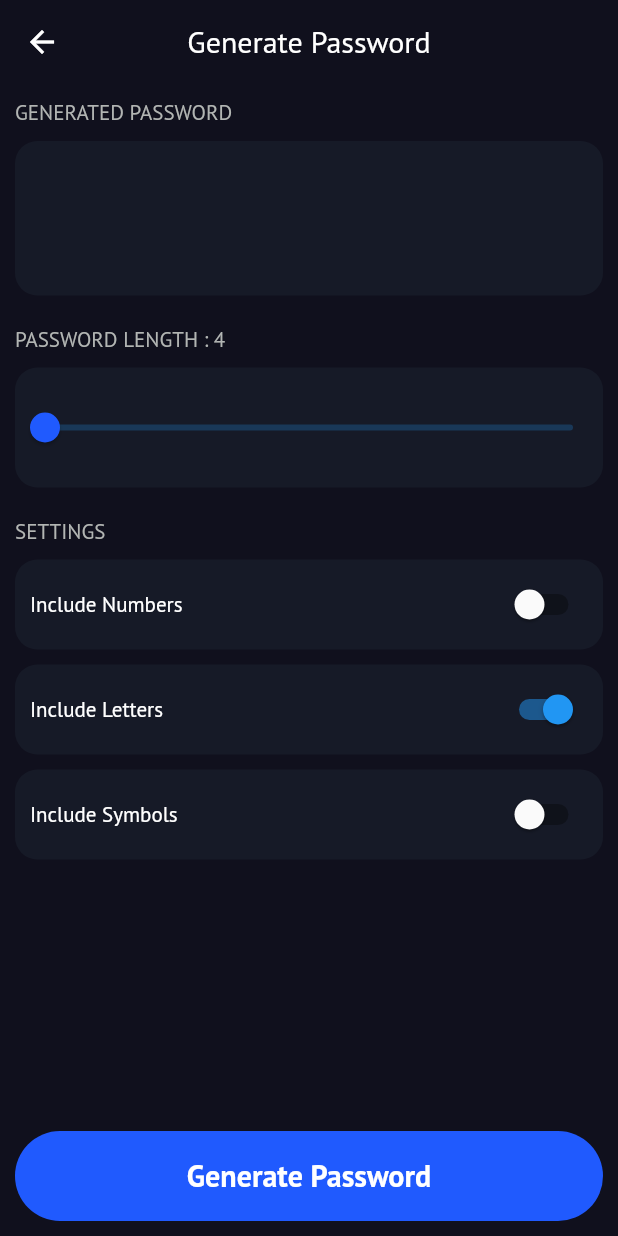
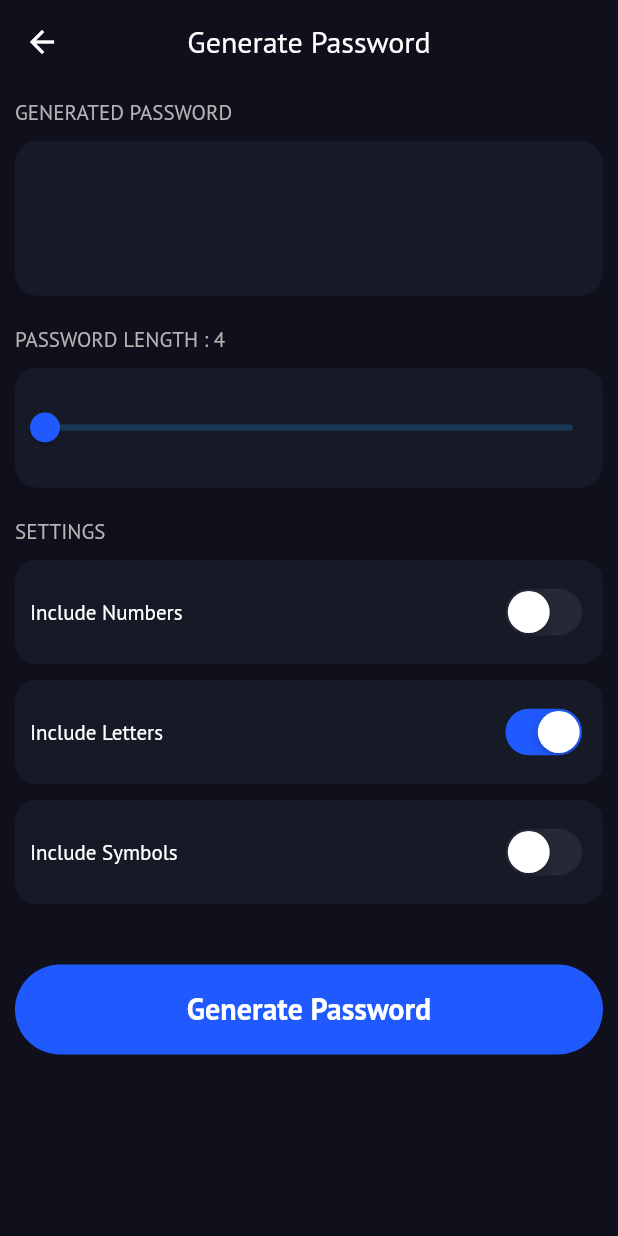
Before and after one commit to Jayakrishnan-manoj/Guardian, a Flutter app: the GeneratePasswordPage screen opened directly, on a phone screen of 412 x 824 dp. Run offline on Flutter 3.47's test engine with Material 3 defaults, Android fonts, the phone set to English and light mode, and no system bars; our stand-ins replace animated_text_kit, flutter_secure_storage, fluttertoast, font_awesome_flutter, gap, go_router and 5 more; missing offline and left inert: encrypt; accounts and stored records are empty; generated files the repository leaves out were written again; statements that could not run were skipped.

```diff
--- a/lib/view/constants/colors.dart
+++ b/lib/view/constants/colors.dart
@@ -7,5 +7,8 @@ class AppColors {
   static const Color scaffoldBackgroundColor = Color(0xFF10101d);
   static const Color tileColor = Color(0xFF161a27);
   static const Color subTextColor = Color(0xFFB2B5B3);
-  static const Color greenAppColor = Color(0xFF205afe);
+  static const Color blueAppColor = Color(0xFF205afe);
+
+
+  //static const Color scaffoldBackgroundColor = Color(0xFFD2E2DF);
 }
--- a/lib/view/screens/generate_password_page.dart
+++ b/lib/view/screens/generate_password_page.dart
@@ -94,7 +94,7 @@ class _GeneratePasswordPageState extends State<GeneratePasswordPage> {
                         },
                         icon: Icon(
                           FontAwesomeIcons.copy,
-                          color: AppColors.greenAppColor,
+                          color: AppColors.scaffoldBackgroundColor,
                         ),
                       )
                     : null,
@@ -120,8 +120,8 @@ class _GeneratePasswordPageState extends State<GeneratePasswordPage> {
                   borderRadius: BorderRadius.circular(15)),
               child: SliderTheme(
                 data: SliderTheme.of(context).copyWith(
-                  thumbColor: AppColors.greenAppColor,
-                  activeTrackColor: AppColors.greenAppColor,
+                  thumbColor: AppColors.blueAppColor,
+                  activeTrackColor: AppColors.blueAppColor,
                   inactiveTickMarkColor: const Color(0xFF8D8E98),
                   thumbShape: const RoundSliderThumbShape(
                     enabledThumbRadius: 10.0,
@@ -129,7 +129,7 @@ class _GeneratePasswordPageState extends State<GeneratePasswordPage> {
                   overlayShape: const RoundSliderOverlayShape(
                     overlayRadius: 20.0,
                   ),
-                  overlayColor: AppColors.greenAppColor.withOpacity(0.4),
+                  overlayColor: AppColors.blueAppColor.withOpacity(0.4),
                 ),
                 child: Slider(
                   min: 4,
@@ -180,10 +180,8 @@ class _GeneratePasswordPageState extends State<GeneratePasswordPage> {
                 });
               },
             ),
-            Expanded(
-              child: Align(
-                alignment: FractionalOffset.bottomCenter,
-                child: SizedBox(
+            Gap(40),
+            SizedBox(
               width: double.infinity,
               height: 60,
               child: ElevatedButton(
@@ -193,7 +191,7 @@ class _GeneratePasswordPageState extends State<GeneratePasswordPage> {
                     StadiumBorder(),
                   ),
                   backgroundColor: WidgetStatePropertyAll(
-                        AppColors.greenAppColor,
+                    AppColors.blueAppColor,
                   ),
                 ),
                 onPressed: () {
@@ -219,8 +217,6 @@ class _GeneratePasswordPageState extends State<GeneratePasswordPage> {
                 ),
               ),
             ),
-              ),
-            ),
           ],
         ),
       ),
--- a/lib/view/screens/onboarding_screen.dart
+++ b/lib/view/screens/onboarding_screen.dart
@@ -73,7 +73,7 @@ class OnboardingScreen extends StatelessWidget {
                     decoration: InputDecoration(
                       focusedBorder: OutlineInputBorder(
                           borderSide: BorderSide(
-                              color: AppColors.greenAppColor, width: 2),
+                              color: AppColors.scaffoldBackgroundColor, width: 2),
                           borderRadius: BorderRadius.circular(15)),
                       hintStyle: TextStyle(color: AppColors.subTextColor),
                       filled: true,
@@ -108,7 +108,7 @@ class OnboardingScreen extends StatelessWidget {
                         StadiumBorder(),
                       ),
                       backgroundColor: WidgetStatePropertyAll(
-                        AppColors.greenAppColor,
+                        AppColors.scaffoldBackgroundColor,
                       ),
                     ),
                     child: Text(
--- a/lib/view/widgets/new_password_card.dart
+++ b/lib/view/widgets/new_password_card.dart
@@ -59,7 +59,7 @@ class NewPasswordCard extends StatelessWidget {
                     StadiumBorder(),
                   ),
                   backgroundColor: WidgetStatePropertyAll(
-                    AppColors.greenAppColor,
+                    AppColors.blueAppColor,
                   ),
                 ),
                 onPressed: () {
--- a/lib/view/widgets/password_tile.dart
+++ b/lib/view/widgets/password_tile.dart
@@ -30,7 +30,7 @@ class PasswordTile extends StatelessWidget {
           children: [
             CircleAvatar(
               radius: 30,
-              backgroundColor: AppColors.scaffoldBackgroundColor,
+              backgroundColor: AppColors.blueAppColor,
               child: imagePath != null
                   ? ClipOval(
                     child: Image.file(
--- a/lib/view/widgets/switch_tile.dart
+++ b/lib/view/widgets/switch_tile.dart
@@ -1,3 +1,4 @@
+import 'package:flutter/cupertino.dart';
 import 'package:flutter/material.dart';
 import 'package:guardian/view/constants/colors.dart';
 
@@ -16,7 +17,7 @@ class SwitchTile extends StatelessWidget {
   @override
   Widget build(BuildContext context) {
     return Container(
-      height: 60,
+      height: 70,
       padding: EdgeInsets.all(10),
       decoration: BoxDecoration(
         color: AppColors.tileColor,
@@ -31,7 +32,8 @@ class SwitchTile extends StatelessWidget {
               color: Colors.white,
             ),
           ),
-          Switch(
+          CupertinoSwitch(
+            activeColor: AppColors.blueAppColor,
             value: parameter,
             onChanged: onChanged,
           ),
```
Also changed, not shown: lib/view/screens/home_screen.dart (+89 -18 lines), lib/view/screens/new_password_screen.dart (+5 -5 lines), lib/view/screens/password_details_screen.dart (+6 -6 lines). Lines whose indentation alone changed are shown as unchanged.
